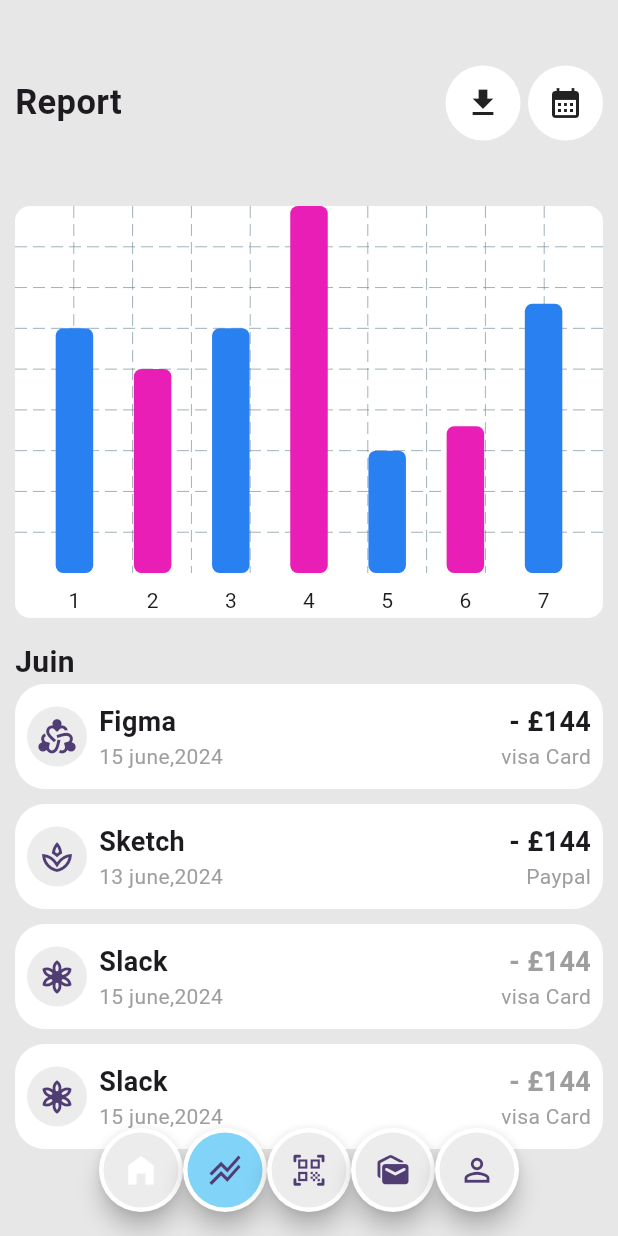
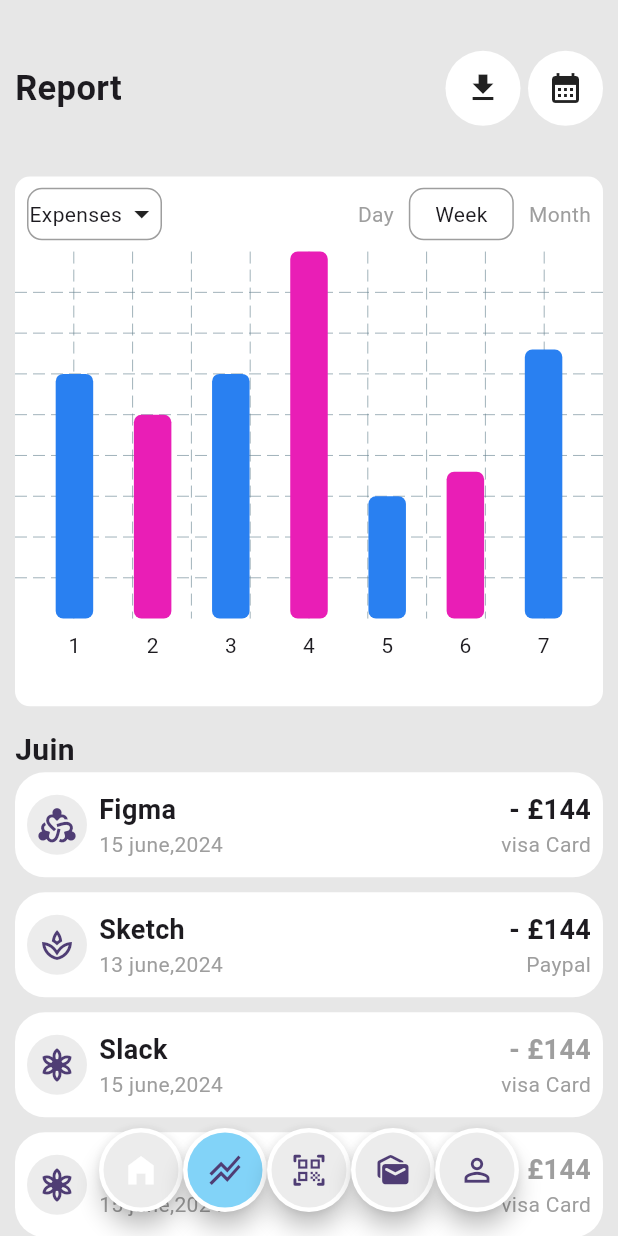
Before and after one commit to pokou2020/Finance, a Flutter app: the Statistiquepage screen opened directly, on a phone screen of 412 x 824 dp. Run offline on Flutter 3.47's test engine with Material 3 defaults, Android fonts, the phone set to English and light mode, and no system bars; drawn by our look-alikes of fl_chart.

Commit message:
third commit1

```diff
--- a/lib/screem/StatistiquePage.dart
+++ b/lib/screem/StatistiquePage.dart
@@ -59,14 +59,80 @@ class _StatistiquepageState extends State<Statistiquepage> {
                     ],
                   )),
                   Expanded(
-                    flex: 2,
+                    flex: 3,
                     child: Container(
-                    height: MediaQuery.of(context).size.height/2,
+
                     width: MediaQuery.of(context).size.width,
+
                     decoration: BoxDecoration(
                       color: Colors.white,
                       borderRadius: BorderRadius.circular(10)
                     ),
+                    child: Column(
+                      children: [
+                        Container(height: 50,
+                        width: MediaQuery.of(context).size.width,
+                        child: Padding(
+                          padding: const EdgeInsets.only(left: 8.0, right: 8),
+                          child: Row(
+                            mainAxisAlignment: MainAxisAlignment.spaceBetween,
+                            children: [
+                              Row(
+                                children: [
+                                  Container(
+                                    height: 35,
+                                    width: 90,
+                                    decoration: BoxDecoration(
+                                      borderRadius: BorderRadius.circular(10),
+                                      border: Border.all(width: 1,color: Colors.grey)
+                                    ),
+                                    child: Row(
+                                      mainAxisAlignment: MainAxisAlignment.spaceAround,
+                                      children: [
+                                        Container(
+                                          child: Text("Expenses"),
+
+                                        ),
+
+                                        Icon(Icons.arrow_drop_down)
+                                      ],
+                                    ),
+                                  ),
+                                ],
+                              ),
+                                     Row(
+
+                                children: [
+                                  Text("Day",
+                                  style: TextStyle(
+                                    color: Colors.grey
+                                  ),
+                                  ),
+                                  SizedBox(width: 10,),
+                                  Container(
+                                    height: 35,
+                                    width: 70,
+                                    decoration: BoxDecoration(
+                                      borderRadius: BorderRadius.circular(10),
+                                      border: Border.all(width: 1,color: Colors.grey)
+                                    ),
+                                    child:      Center(child: Text("Week")),
+                                  ),
+                                  SizedBox(width: 10,),
+                                  Text("Month",
+                                  style: TextStyle(
+                                    color: Colors.grey
+                                  ),
+                                  ),
+                                ],
+                              )
+                            ],
+                          ),
+                        ),
+                        ),
+                        Container(
+                          height: MediaQuery.of(context).size.height/3,
+                          width: MediaQuery.of(context).size.width,
                           child: AspectRatio(
 
                             aspectRatio:1,
@@ -159,6 +225,9 @@ class _StatistiquepageState extends State<Statistiquepage> {
                                   )
                                 ]
                               )),
+                              ),
+                        ),
+                      ],
                     ),
                   )),
                             Expanded(
```
Lines whose indentation alone changed are shown as unchanged.
